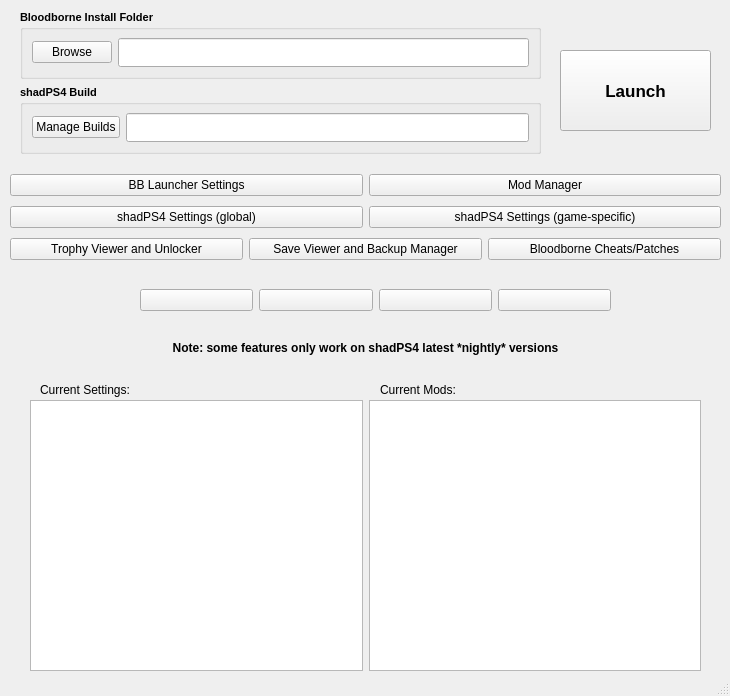
Qt form modules/bblauncher.ui (rainmakerv3/BB_Launcher) before a commit.
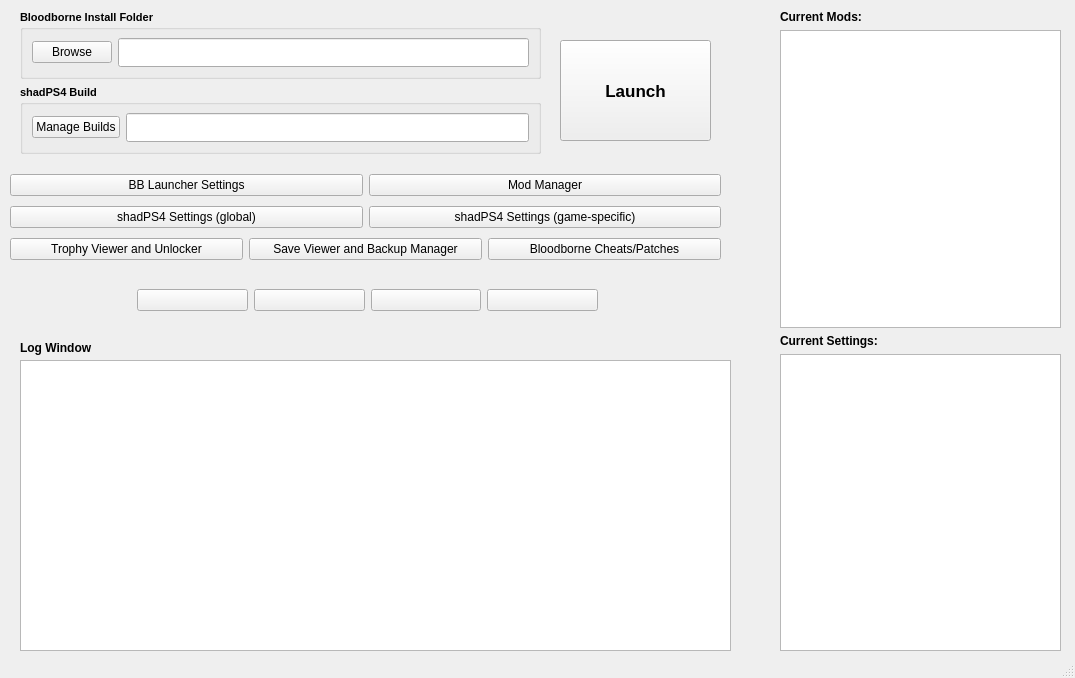
The same form after that commit.

Commit message: combine log window and main launcher window

```diff
--- a/modules/bblauncher.ui
+++ b/modules/bblauncher.ui
@@ -9,8 +9,8 @@
    <rect>
     <x>0</x>
     <y>0</y>
-    <width>730</width>
-    <height>696</height>
+    <width>1075</width>
+    <height>678</height>
    </rect>
   </property>
   <property name="sizePolicy">
@@ -27,9 +27,9 @@
     <property name="geometry">
      <rect>
       <x>560</x>
-      <y>50</y>
+      <y>40</y>
       <width>151</width>
-      <height>81</height>
+      <height>101</height>
      </rect>
     </property>
     <property name="font">
@@ -42,89 +42,6 @@
      <string>Launch</string>
     </property>
    </widget>
-   <widget class="QLabel" name="label">
-    <property name="geometry">
-     <rect>
-      <x>40</x>
-      <y>380</y>
-      <width>131</width>
-      <height>20</height>
-     </rect>
-    </property>
-    <property name="text">
-     <string>Current Settings:</string>
-    </property>
-   </widget>
-   <widget class="QLabel" name="label_2">
-    <property name="geometry">
-     <rect>
-      <x>380</x>
-      <y>380</y>
-      <width>131</width>
-      <height>20</height>
-     </rect>
-    </property>
-    <property name="text">
-     <string>Current Mods:</string>
-    </property>
-   </widget>
-   <widget class="QWidget" name="horizontalLayoutWidget_2">
-    <property name="geometry">
-     <rect>
-      <x>30</x>
-      <y>400</y>
-      <width>671</width>
-      <height>271</height>
-     </rect>
-    </property>
-    <layout class="QHBoxLayout" name="horizontalLayout_2">
-     <item>
-      <widget class="QListWidget" name="SettingList">
-       <property name="enabled">
-        <bool>true</bool>
-       </property>
-       <property name="font">
-        <font>
-         <pointsize>11</pointsize>
-        </font>
-       </property>
-       <property name="editTriggers">
-        <set>QAbstractItemView::EditTrigger::NoEditTriggers</set>
-       </property>
-       <property name="showDropIndicator" stdset="0">
-        <bool>false</bool>
-       </property>
-       <property name="selectionMode">
-        <enum>QAbstractItemView::SelectionMode::NoSelection</enum>
-       </property>
-       <property name="selectionBehavior">
-        <enum>QAbstractItemView::SelectionBehavior::SelectItems</enum>
-       </property>
-      </widget>
-     </item>
-     <item>
-      <widget class="QListWidget" name="ModList">
-       <property name="font">
-        <font>
-         <pointsize>11</pointsize>
-        </font>
-       </property>
-       <property name="editTriggers">
-        <set>QAbstractItemView::EditTrigger::NoEditTriggers</set>
-       </property>
-       <property name="showDropIndicator" stdset="0">
-        <bool>false</bool>
-       </property>
-       <property name="selectionMode">
-        <enum>QAbstractItemView::SelectionMode::NoSelection</enum>
-       </property>
-       <property name="wordWrap">
-        <bool>true</bool>
-       </property>
-      </widget>
-     </item>
-    </layout>
-   </widget>
    <widget class="QWidget" name="verticalLayoutWidget">
     <property name="geometry">
      <rect>
@@ -342,10 +259,10 @@
    <widget class="QWidget" name="horizontalLayoutWidget">
     <property name="geometry">
      <rect>
-      <x>140</x>
-      <y>260</y>
-      <width>471</width>
-      <height>80</height>
+      <x>137</x>
+      <y>270</y>
+      <width>461</width>
+      <height>61</height>
      </rect>
     </property>
     <layout class="QHBoxLayout" name="horizontalLayout_8">
@@ -391,12 +308,116 @@
      </item>
     </layout>
    </widget>
+   <widget class="QTextEdit" name="logTextEdit">
+    <property name="geometry">
+     <rect>
+      <x>20</x>
+      <y>360</y>
+      <width>711</width>
+      <height>291</height>
+     </rect>
+    </property>
+    <property name="html">
+     <string>&lt;!DOCTYPE HTML PUBLIC &quot;-//W3C//DTD HTML 4.0//EN&quot; &quot;http://www.w3.org/TR/REC-html40/strict.dtd&quot;&gt;
+&lt;html&gt;&lt;head&gt;&lt;meta name=&quot;qrichtext&quot; content=&quot;1&quot; /&gt;&lt;meta charset=&quot;utf-8&quot; /&gt;&lt;style type=&quot;text/css&quot;&gt;
+p, li { white-space: pre-wrap; }
+hr { height: 1px; border-width: 0; }
+li.unchecked::marker { content: &quot;\2610&quot;; }
+li.checked::marker { content: &quot;\2612&quot;; }
+&lt;/style&gt;&lt;/head&gt;&lt;body style=&quot; font-family:'Segoe UI'; font-size:9pt; font-weight:400; font-style:normal;&quot;&gt;
+&lt;p style=&quot;-qt-paragraph-type:empty; margin-top:0px; margin-bottom:0px; margin-left:0px; margin-right:0px; -qt-block-indent:0; text-indent:0px;&quot;&gt;&lt;br /&gt;&lt;/p&gt;&lt;/body&gt;&lt;/html&gt;</string>
+    </property>
+    <property name="textInteractionFlags">
+     <set>Qt::TextInteractionFlag::TextSelectableByKeyboard|Qt::TextInteractionFlag::TextSelectableByMouse</set>
+    </property>
+   </widget>
+   <widget class="QWidget" name="horizontalLayoutWidget_2">
+    <property name="geometry">
+     <rect>
+      <x>780</x>
+      <y>10</y>
+      <width>281</width>
+      <height>641</height>
+     </rect>
+    </property>
+    <layout class="QVBoxLayout" name="verticalLayout_3">
+     <item>
+      <widget class="QLabel" name="label_2">
+       <property name="font">
+        <font>
+         <bold>true</bold>
+        </font>
+       </property>
+       <property name="text">
+        <string>Current Mods:</string>
+       </property>
+      </widget>
+     </item>
+     <item>
+      <widget class="QListWidget" name="ModList">
+       <property name="font">
+        <font>
+         <pointsize>11</pointsize>
+        </font>
+       </property>
+       <property name="editTriggers">
+        <set>QAbstractItemView::EditTrigger::NoEditTriggers</set>
+       </property>
+       <property name="showDropIndicator" stdset="0">
+        <bool>false</bool>
+       </property>
+       <property name="selectionMode">
+        <enum>QAbstractItemView::SelectionMode::NoSelection</enum>
+       </property>
+       <property name="wordWrap">
+        <bool>true</bool>
+       </property>
+      </widget>
+     </item>
+     <item>
+      <widget class="QLabel" name="label">
+       <property name="font">
+        <font>
+         <bold>true</bold>
+        </font>
+       </property>
+       <property name="text">
+        <string>Current Settings:</string>
+       </property>
+      </widget>
+     </item>
+     <item>
+      <widget class="QListWidget" name="SettingList">
+       <property name="enabled">
+        <bool>true</bool>
+       </property>
+       <property name="font">
+        <font>
+         <pointsize>11</pointsize>
+        </font>
+       </property>
+       <property name="editTriggers">
+        <set>QAbstractItemView::EditTrigger::NoEditTriggers</set>
+       </property>
+       <property name="showDropIndicator" stdset="0">
+        <bool>false</bool>
+       </property>
+       <property name="selectionMode">
+        <enum>QAbstractItemView::SelectionMode::NoSelection</enum>
+       </property>
+       <property name="selectionBehavior">
+        <enum>QAbstractItemView::SelectionBehavior::SelectItems</enum>
+       </property>
+      </widget>
+     </item>
+    </layout>
+   </widget>
    <widget class="QLabel" name="label_3">
     <property name="geometry">
      <rect>
-      <x>80</x>
+      <x>20</x>
       <y>340</y>
-      <width>571</width>
+      <width>81</width>
       <height>16</height>
      </rect>
     </property>
@@ -406,10 +427,7 @@
      </font>
     </property>
     <property name="text">
-     <string>Note: some features only work on shadPS4 latest *nightly* versions</string>
-    </property>
-    <property name="alignment">
-     <set>Qt::AlignmentFlag::AlignCenter</set>
+     <string>Log Window</string>
     </property>
    </widget>
   </widget>
```
The commit also changes 5 other files.
